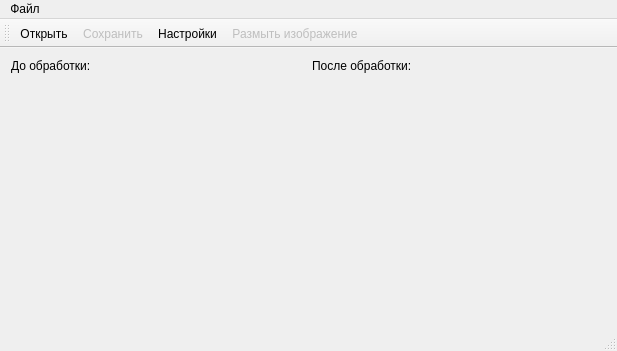
This is src/jpegfilter.ui in Frodox/gaussian-blur-qt-example as Qt 5 draws it before an edit. The edited form follows.
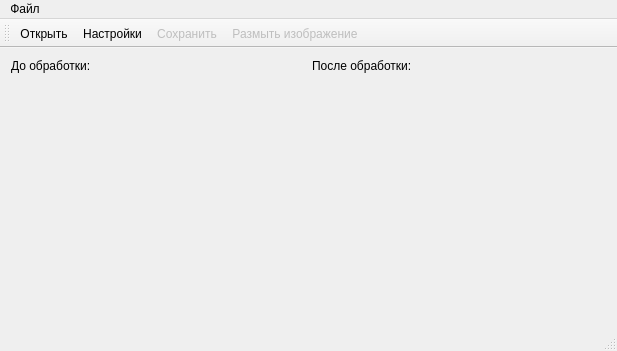
This is the edited form. Icons and pictures are not drawn.

What changed in the file:
```diff
--- a/src/jpegfilter.ui
+++ b/src/jpegfilter.ui
@@ -82,8 +82,8 @@
     <bool>false</bool>
    </attribute>
    <addaction name="action_open"/>
-   <addaction name="action_save"/>
    <addaction name="action_settings"/>
+   <addaction name="action_save"/>
    <addaction name="action_blur_image"/>
   </widget>
   <widget class="QStatusBar" name="status_bar_"/>
```
